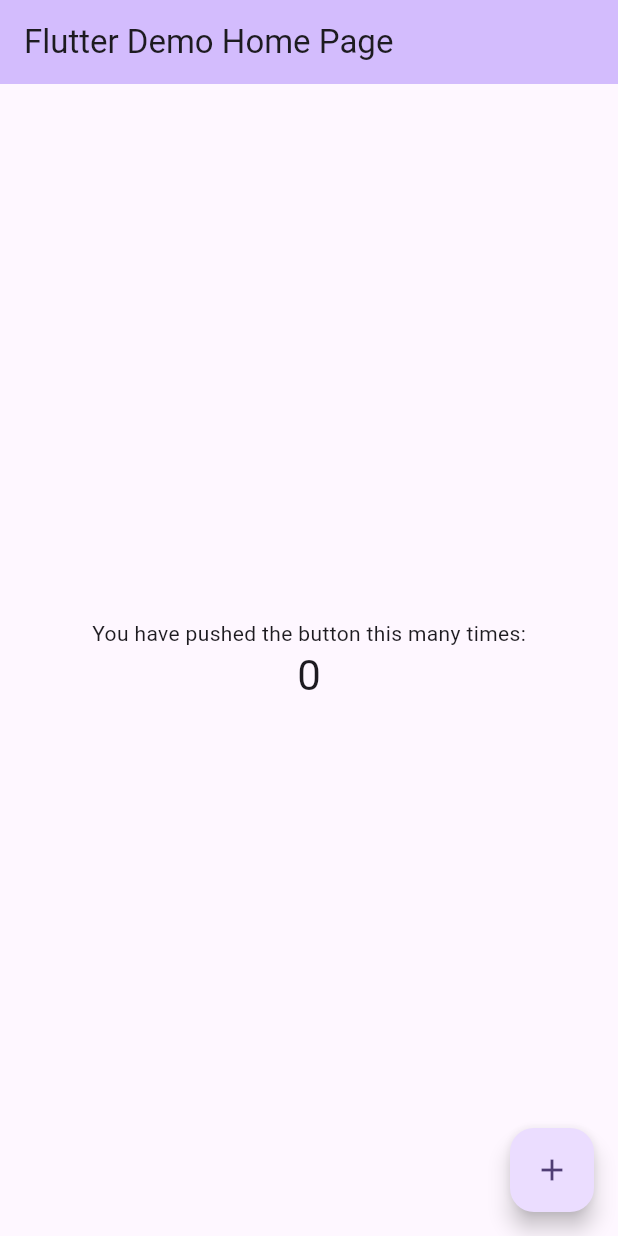
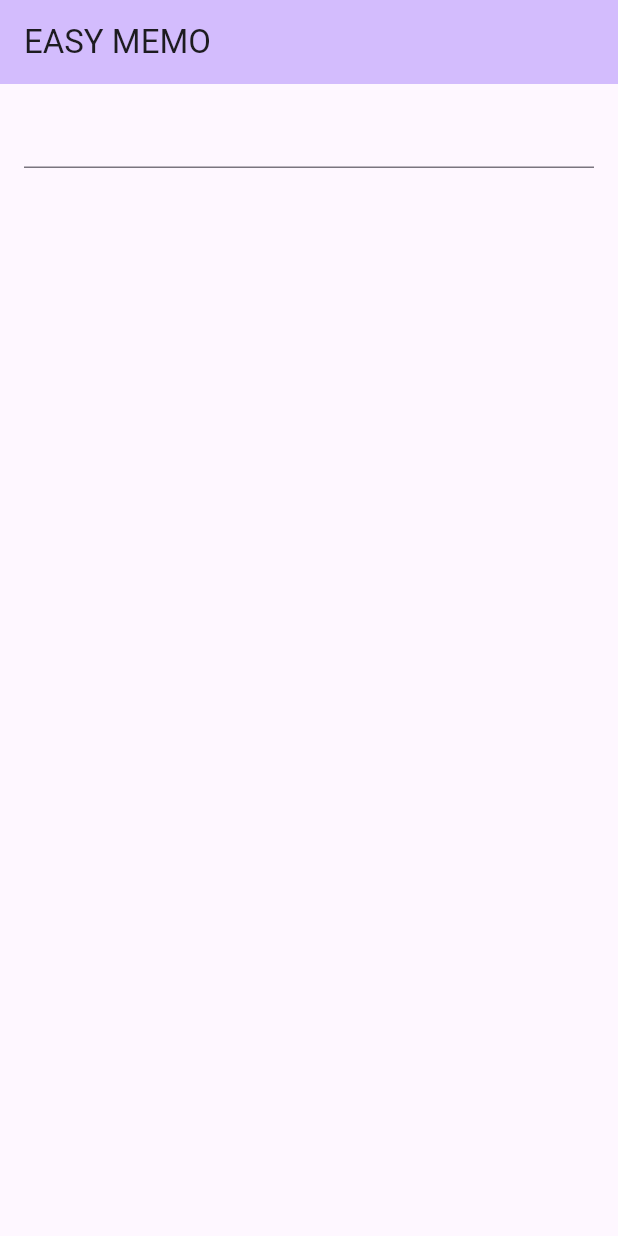
Before and after one commit to hurgyunam/easy_memo, a Flutter app: the screen it shows after launch, on a phone screen of 412 x 824 dp. Run offline on Flutter 3.47's test engine with Material 3 defaults, Android fonts, the light colour scheme and no system bars.

Commit message:
[기능개발] 메모 입력 페이지

```diff
--- /dev/null
+++ b/lib/data/ui/memo_line.dart
@@ -0,0 +1,6 @@
+class MemoLine {
+  final int tab;
+  final String value;
+
+  MemoLine({required this.tab, required this.value});
+}
--- /dev/null
+++ b/lib/editor_page.dart
@@ -0,0 +1,86 @@
+import 'dart:developer';
+
+import 'package:easy_memo/data/ui/memo_line.dart';
+import 'package:flutter/material.dart';
+
+class EditorPage extends StatefulWidget {
+  const EditorPage({super.key});
+
+  @override
+  State<EditorPage> createState() => _EditorPageState();
+}
+
+class _EditorPageState extends State<EditorPage> {
+  final TextEditingController textEditingController = TextEditingController();
+  List<MemoLine> memoLines = [];
+  String textValue = "";
+  int tab = 0;
+
+  @override
+  void initState() {
+    // TODO: implement initState
+    super.initState();
+  }
+
+  @override
+  Widget build(BuildContext context) {
+    return Scaffold(
+      appBar: AppBar(
+        backgroundColor: Theme.of(context).colorScheme.inversePrimary,
+        title: const Text("EASY MEMO"),
+      ),
+      body: Padding(
+        padding: const EdgeInsets.symmetric(
+          vertical: 8,
+          horizontal: 16,
+        ),
+        child: Column(
+          crossAxisAlignment: CrossAxisAlignment.start,
+          children: [
+            ...memoLines.map((memoLine) {
+              return Padding(
+                padding: EdgeInsets.only(left: memoLine.tab * 10.0),
+                child: Text(memoLine.value),
+              );
+            }),
+            Padding(
+              padding: EdgeInsets.only(left: tab * 10.0),
+              child: TextField(
+                controller: textEditingController,
+                onChanged: (value) {
+                  setState(() {
+                    textValue = value;
+                  });
+                  log("onChanged $value");
+                },
+                onSubmitted: (value) {
+                  log("onSubmitted $value");
+                  if (value == "..t") {
+                    setState(() {
+                      tab++;
+                    });
+                  } else if (value == "..r") {
+                    setState(() {
+                      tab--;
+                    });
+                  } else {
+                    setState(() {
+                      memoLines.add(MemoLine(
+                        tab: tab,
+                        value: value,
+                      ));
+                    });
+                  }
+
+                  setState(() {
+                    textEditingController.text = "";
+                  });
+                },
+              ),
+            ),
+          ],
+        ),
+      ),
+    );
+  }
+}
--- a/lib/main.dart
+++ b/lib/main.dart
@@ -1,3 +1,4 @@
+import 'package:easy_memo/editor_page.dart';
 import 'package:flutter/material.dart';
 
 void main() {
@@ -31,95 +32,7 @@
         colorScheme: ColorScheme.fromSeed(seedColor: Colors.deepPurple),
         useMaterial3: true,
       ),
-      home: const MyHomePage(title: 'Flutter Demo Home Page'),
+      home: const EditorPage(),
     );
   }
 }
-
-class MyHomePage extends StatefulWidget {
-  const MyHomePage({super.key, required this.title});
-
-  // This widget is the home page of your application. It is stateful, meaning
-  // that it has a State object (defined below) that contains fields that affect
-  // how it looks.
-
-  // This class is the configuration for the state. It holds the values (in this
-  // case the title) provided by the parent (in this case the App widget) and
-  // used by the build method of the State. Fields in a Widget subclass are
-  // always marked "final".
-
-  final String title;
-
-  @override
-  State<MyHomePage> createState() => _MyHomePageState();
-}
-
-class _MyHomePageState extends State<MyHomePage> {
-  int _counter = 0;
-
-  void _incrementCounter() {
-    setState(() {
-      // This call to setState tells the Flutter framework that something has
-      // changed in this State, which causes it to rerun the build method below
-      // so that the display can reflect the updated values. If we changed
-      // _counter without calling setState(), then the build method would not be
-      // called again, and so nothing would appear to happen.
-      _counter++;
-    });
-  }
-
-  @override
-  Widget build(BuildContext context) {
-    // This method is rerun every time setState is called, for instance as done
-    // by the _incrementCounter method above.
-    //
-    // The Flutter framework has been optimized to make rerunning build methods
-    // fast, so that you can just rebuild anything that needs updating rather
-    // than having to individually change instances of widgets.
-    return Scaffold(
-      appBar: AppBar(
-        // TRY THIS: Try changing the color here to a specific color (to
-        // Colors.amber, perhaps?) and trigger a hot reload to see the AppBar
-        // change color while the other colors stay the same.
-        backgroundColor: Theme.of(context).colorScheme.inversePrimary,
-        // Here we take the value from the MyHomePage object that was created by
-        // the App.build method, and use it to set our appbar title.
-        title: Text(widget.title),
-      ),
-      body: Center(
-        // Center is a layout widget. It takes a single child and positions it
-        // in the middle of the parent.
-        child: Column(
-          // Column is also a layout widget. It takes a list of children and
-          // arranges them vertically. By default, it sizes itself to fit its
-          // children horizontally, and tries to be as tall as its parent.
-          //
-          // Column has various properties to control how it sizes itself and
-          // how it positions its children. Here we use mainAxisAlignment to
-          // center the children vertically; the main axis here is the vertical
-          // axis because Columns are vertical (the cross axis would be
-          // horizontal).
-          //
-          // TRY THIS: Invoke "debug painting" (choose the "Toggle Debug Paint"
-          // action in the IDE, or press "p" in the console), to see the
-          // wireframe for each widget.
-          mainAxisAlignment: MainAxisAlignment.center,
-          children: <Widget>[
-            const Text(
-              'You have pushed the button this many times:',
-            ),
-            Text(
-              '$_counter',
-              style: Theme.of(context).textTheme.headlineMedium,
-            ),
-          ],
-        ),
-      ),
-      floatingActionButton: FloatingActionButton(
-        onPressed: _incrementCounter,
-        tooltip: 'Increment',
-        child: const Icon(Icons.add),
-      ), // This trailing comma makes auto-formatting nicer for build methods.
-    );
-  }
-}
```
